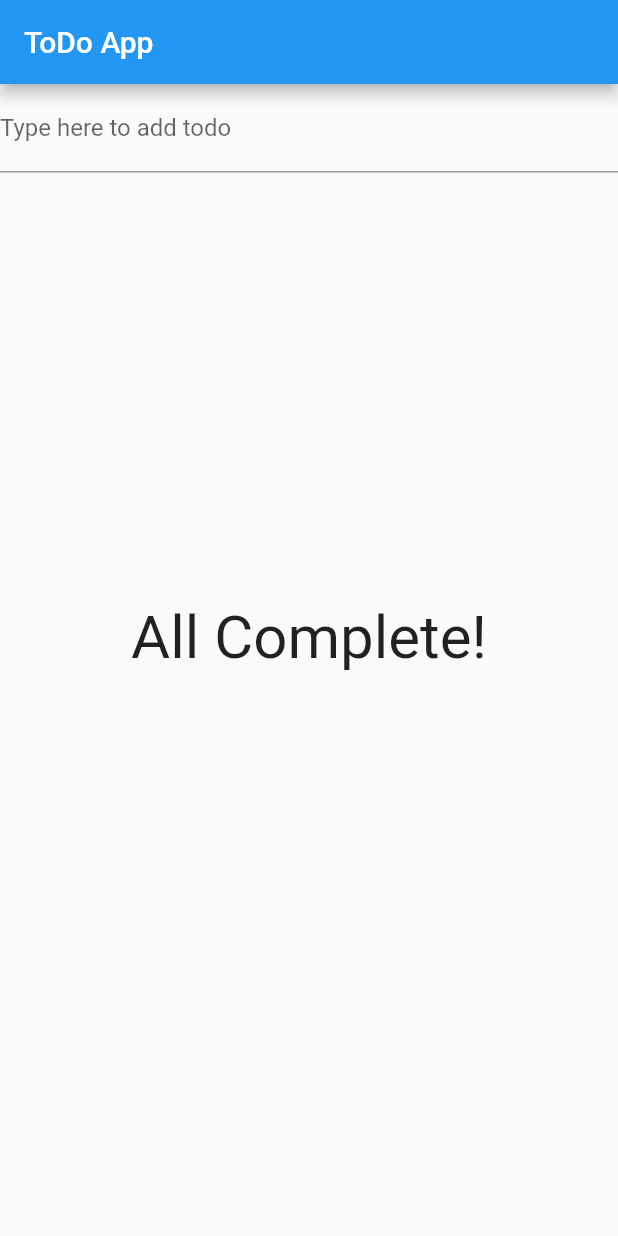
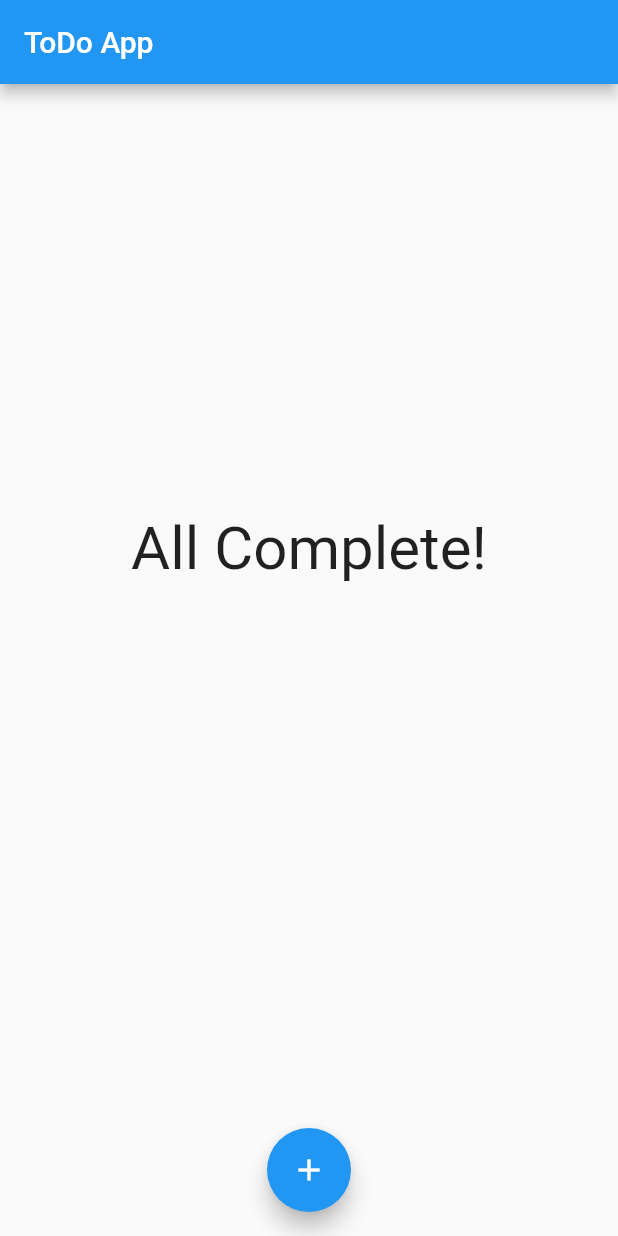
Before and after one commit to sthprashant/ToDoApp, a Flutter app: the screen it shows after launch, on a phone screen of 412 x 824 dp. Run offline on Flutter 3.47's test engine with Material 2 defaults, Android fonts, the phone set to English and light mode, and no system bars.

Commit message:
UI is being changed, added floating action button and removed textfield on main page

```diff
--- a/lib/main.dart
+++ b/lib/main.dart
@@ -1,6 +1,6 @@
 import 'package:flutter/material.dart';
 
-import './new_task.dart';
+//import './new_task.dart';
 import './task_detail.dart';
 import './todolist.dart';
 import './models/task.dart';
@@ -24,31 +24,22 @@ class HomePage extends StatefulWidget {
 class _HomePageState extends State<HomePage> {
   final List<Task> _listOfTodos = [];
 
-  void submitTask(String title) {
+  void submitTask({String title, String taskNotes, DateTime date}) {
     final newTask = Task(
       id: DateTime.now().toString(),
       title: title,
+      taskNotes: taskNotes,
+      date: date,
+
     );
     setState(() {
       _listOfTodos.add(newTask);
     });
 
-    // if (_addEntryController.text.isEmpty) {
-    //   return;
-    // }
-    // final newTask = Task(
-    //   id: DateTime.now().toString(),
-    //   title: _addEntryController.text,
-
-    // );
-
-    // setState(() {
-    //   _listOfTodos.add(newTask);
-    //   _addEntryController.text = "";
-    // });
   }
 
   void deleteTask(String id) {
+
     setState(() {
       _listOfTodos.removeWhere((task) {
         return task.id == id;
@@ -59,9 +50,7 @@ class _HomePageState extends State<HomePage> {
     // });
   }
 
-  void updateTask({String title, String notes}) {
-    setState(() {});
-  }
+
 
   void taskInfo(BuildContext context, int index) {
     //print(context.toString());
@@ -73,7 +62,6 @@ class _HomePageState extends State<HomePage> {
           child: TaskDetail(
             _listOfTodos,
             index,
-            updateTask,
           ),
           behavior: HitTestBehavior.opaque,
         );
@@ -84,17 +72,23 @@ class _HomePageState extends State<HomePage> {
   @override
   Widget build(BuildContext context) {
     return Scaffold(
+      resizeToAvoidBottomInset : false,
       appBar: AppBar(
         title: Text('ToDo App'),
       ),
-      body: Column(
-        children: <Widget>[
-          Container(
-            child: NewTask(submitTask),
-          ),
-          ToDoList(_listOfTodos, deleteTask, taskInfo),
-        ],
+      body: Center(
+        child: Column(
+          //mainAxisAlignment: MainAxisAlignment.spaceEvenly,
+          children: <Widget>[
+            // Container(
+            //   child: NewTask(submitTask),
+            // ),
+            ToDoList(_listOfTodos, deleteTask, taskInfo),
+          ],
+        ),
       ),
+      floatingActionButtonLocation: FloatingActionButtonLocation.centerFloat,
+      floatingActionButton: FloatingActionButton(child: Icon(Icons.add), onPressed:(){})
     );
   }
 }
--- a/lib/new_task.dart
+++ b/lib/new_task.dart
@@ -13,12 +13,12 @@ class NewTask extends StatelessWidget {
       return;
     }
 
-    submitTask(_addEntryController.text);
+    submitTask(title: _addEntryController.text);
   }
 
   @override
   Widget build(BuildContext context) {
-    // TODO: implement build
+
     return TextField(
             controller: _addEntryController,
             decoration: InputDecoration(labelText: 'Type here to add todo'),
--- a/lib/todolist.dart
+++ b/lib/todolist.dart
@@ -10,7 +10,8 @@ class ToDoList extends StatelessWidget {
 
   @override
   Widget build(BuildContext context) {
-    return Container(
+    return SingleChildScrollView(
+          child: Container(
         margin: EdgeInsets.all(10),
         height: 600,
         child: _listOfTodos.isEmpty
@@ -44,6 +45,7 @@ class ToDoList extends StatelessWidget {
                 },
                 itemCount: _listOfTodos.length,
               ),
+      ),
     );
   }
 }
```
Also changed, not shown: lib/task_detail.dart (+19 -6 lines). Lines whose indentation alone changed are shown as unchanged.
